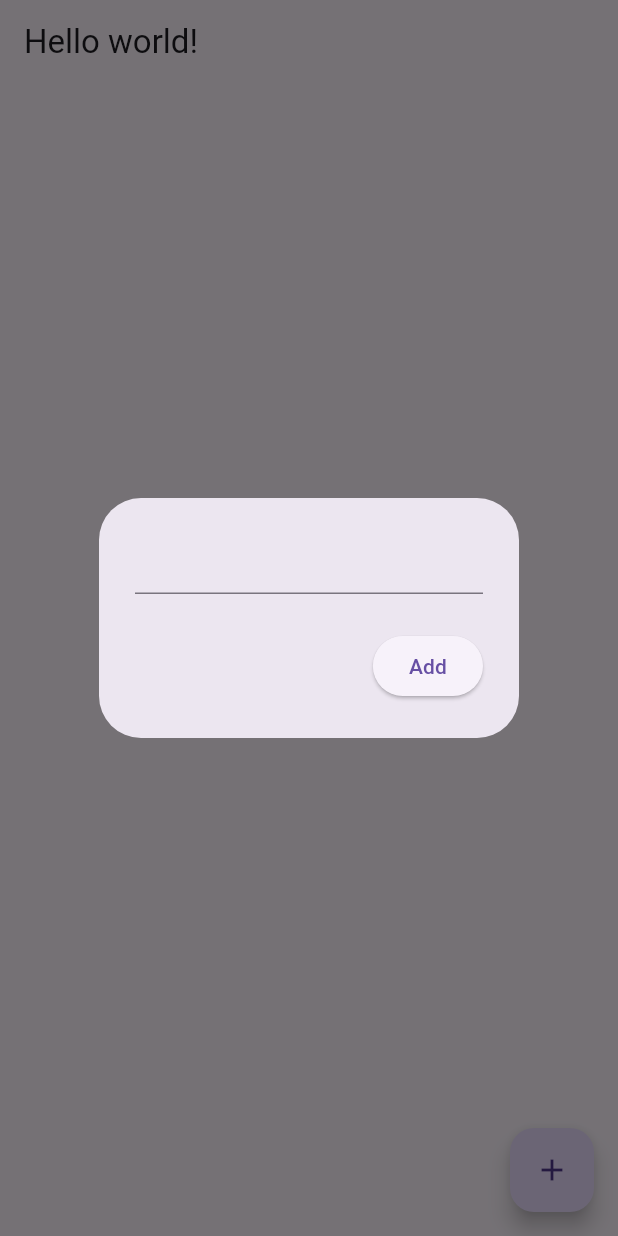
After one commit to MRX710/notesApp, a Flutter app: the screen it shows after launch, after a tap on the "add" icon, on a phone screen of 412 x 824 dp. The commit adds this screen. Run offline on Flutter 3.47's test engine with Material 3 defaults, Android fonts, the phone set to English and light mode, and no system bars; our stand-ins replace cloud_firestore, firebase_auth, firebase_core, google_sign_in; accounts and stored records are empty; Roboto replaces fonts that are missing (Raleway).

Commit message:
themes and firecloud

```diff
--- /dev/null
+++ b/devtools_options.yaml
@@ -0,0 +1 @@
+extensions:
--- /dev/null
+++ b/lib/entities/note/note.dart
@@ -0,0 +1,13 @@
+class Note {
+  int? id;
+  String head;
+  String body;
+  String author;
+  bool fav;
+
+  Note({this.id, required this.head, required this.body, required this.author, this.fav = false});
+
+  // void addNote() {
+  //
+  // }
+}
--- a/lib/main.dart
+++ b/lib/main.dart
@@ -1,25 +1,40 @@
 import 'package:flutter/material.dart';
-import './myHomePage.dart';
-import './login.dart';
+import 'package:provider/provider.dart';
+import 'theme/themeSwitcher.dart';
+import 'pages/notesPage.dart';
+import 'package:firebase_core/firebase_core.dart';
+import 'firebase_options.dart';
 
-void main() {
+void main() async {
+  WidgetsFlutterBinding.ensureInitialized();
+  await Firebase.initializeApp(options: DefaultFirebaseOptions.currentPlatform);
   runApp(const MyApp());
 }
 
 class MyApp extends StatelessWidget {
   const MyApp({super.key});
 
-  // This widget is the root of your application.
   @override
   Widget build(BuildContext context) {
-    return MaterialApp(
-      title: 'Flutter Demo',
-      theme: ThemeData(
-        primarySwatch: Colors.purple,
-        visualDensity: VisualDensity.adaptivePlatformDensity,
-        // useMaterial3: true,
-      ),
-      home: LoginPage(),
+    return MultiProvider(
+      providers: [
+        ChangeNotifierProvider(create: (_) => ThemeChanger(lightTheme)),
+      ],
+      child: AppWithTheme(),
     );
   }
 }
+
+class AppWithTheme extends StatelessWidget {
+  const AppWithTheme({super.key});
+
+  @override
+  Widget build(BuildContext context) {
+    final theme = Provider.of<ThemeChanger>(context);
+    return MaterialApp(
+      title: 'Notes',
+      theme: theme.getTheme,
+      home: const NotesPage(),
+    );
+  }
+}
--- /dev/null
+++ b/lib/pages/notesPage.dart
@@ -0,0 +1,116 @@
+import 'package:cloud_firestore/cloud_firestore.dart';
+import 'package:flutter/material.dart';
+import 'package:notes/services/firestore.dart';
+import '../textInputWidget.dart';
+import '../entities/note/note.dart';
+import '../entities/note/notesList.dart';
+
+
+Note mockNote = Note(
+    head: 'head',
+    body: 'body',
+    author: 'author'
+);
+
+class NotesPage extends StatefulWidget {
+
+  const NotesPage({super.key});
+
+  @override
+  State<NotesPage> createState() => _NotesPageState();
+}
+
+class _NotesPageState extends State<NotesPage> {
+  List<Note> notes = [];
+
+  final FirestoreService firestoreService = FirestoreService();
+
+  // void newNote(String text) {
+  //   setState(() {
+  //     notes.add(Note(head: text, body: text, author: text));
+  //   });
+  // }
+  //
+  // void editNote(String text) {
+  //   setState(() {
+  //     notes.add(Note(head: text, body: text, author: text));
+  //   });
+  // }
+
+  // text controller
+  final TextEditingController textController = TextEditingController();
+
+  void openNotebox({String? docID}){
+    showDialog(context: context, builder: (context) => AlertDialog(
+      content: TextField(
+        controller: textController,
+      ),
+      actions: [
+        // button to save
+        ElevatedButton(
+            onPressed: (){
+              if (docID != null){
+                firestoreService.updateNote(docID, textController.text);
+              }
+              else {
+                firestoreService.addNote(textController.text);
+              }
+              textController.clear();
+            },
+            child: Text("Add")
+        )
+      ]
+    ), );
+  }
+
+  @override
+  Widget build(BuildContext context) {
+    // CollectionReference notes = FirebaseFirestore.instance.colle
+
+    return Scaffold(
+        appBar: AppBar(title: const Text('Hello world!')),
+        body:
+        // Column(children: <Widget>[
+          // Expanded(child: NoteList(notes)),
+          // TextInputWidget(),
+          StreamBuilder<QuerySnapshot>(
+            stream: firestoreService.getNotesStream(),
+            builder: (BuildContext context, AsyncSnapshot<QuerySnapshot<Object?>> snapshot) {
+              if (snapshot.hasData){
+                List notesList = snapshot.data!.docs;
+                // display as a list
+                return ListView.builder(
+                    itemCount: notesList.length,
+                    itemBuilder: (context, index){
+                      // get each doc
+                      DocumentSnapshot document = notesList[index];
+                      String docID = document.id;
+
+                      // get note from each doc
+                      Map<String, dynamic> data = document.data() as Map<String, dynamic>;
+                      String body = data['body'] as String;
+
+                      // display
+                      return ListTile(
+                        title: Text(body),
+                        trailing: IconButton(
+                          onPressed: () => {openNotebox(docID: docID)},
+                          icon: const Icon(Icons.settings),
+                        ),
+                      );
+                  }
+                );
+              }
+
+              return const Text('No notes...');
+            },
+          )
+        // ])
+        ,
+        floatingActionButton: FloatingActionButton(
+          onPressed: openNotebox,
+          child: const Icon(Icons.add),
+        ),
+    );
+  }
+}
--- a/lib/postList.dart
+++ b/lib/postList.dart
@@ -43,7 +43,9 @@ class _PostListState extends State<PostList> {
                   IconButton(
                       icon: const Icon(Icons.thumb_up),
                       onPressed: () => like(post.likePost),
-                      color: post.userLiked ? Colors.green : Colors.black)
+                      color: Theme.of(context).primaryColor
+                      // color: post.userLiked ? Colors.green : Colors.black
+                      )
                 ],
               )
             ],
--- /dev/null
+++ b/lib/services/firestore.dart
@@ -0,0 +1,40 @@
+import 'package:cloud_firestore/cloud_firestore.dart';
+
+import '../entities/note/note.dart';
+
+class FirestoreService {
+  // get collections  of notes
+  final CollectionReference notes = FirebaseFirestore.instance.collection('notes');
+
+  // create
+  Future<void> addNote(String note){
+    return notes.add({
+      // 'id': note?.id,
+      // 'head': note.head,
+      'body': note,
+      'timestamp': Timestamp.now()
+      // 'author': note.author
+    });
+  }
+
+  Future<void> updateNote(String docID, String note){
+    return notes.doc(docID).update({
+      // 'id': note?.id,
+      // 'head': note.head,
+      'body': note,
+      'timestamp': Timestamp.now()
+      // 'author': note.author
+    });
+  }
+
+
+
+  // read
+  Stream<QuerySnapshot> getNotesStream(){
+    final notesStream = notes.orderBy('timestamp', descending: false).snapshots();
+    return notesStream;
+  }
+
+
+
+}
--- /dev/null
+++ b/lib/theme/themeSwitcher.dart
@@ -0,0 +1,23 @@
+import 'package:flutter/material.dart';
+
+var darkTheme = ThemeData.dark();
+var lightTheme = ThemeData(
+  fontFamily: 'Raleway',
+  primaryColor: Colors.blue, // Colors.purple
+  brightness: Brightness.light,
+  backgroundColor: Colors.blue,
+
+  visualDensity: VisualDensity.adaptivePlatformDensity,
+  useMaterial3: true,
+);
+
+class ThemeChanger extends ChangeNotifier {
+  ThemeData _themeData;
+  ThemeChanger(this._themeData);
+
+  get getTheme => _themeData;
+  void setTheme(ThemeData theme) {
+    _themeData = theme;
+    notifyListeners();
+  }
+}
--- a/pubspec.yaml
+++ b/pubspec.yaml
@@ -38,6 +38,8 @@ dependencies:
   # Use with the CupertinoIcons class for iOS style icons.
   cupertino_icons: ^1.0.2
   google_sign_in: ^6.1.6
+  provider: ^6.1.1
+  cloud_firestore: ^4.13.3
 
 dev_dependencies:
   flutter_test:
```
Also changed, not shown: lib/entities/note/notesList.dart (added, +55 -0 lines), pubspec.lock, 4 other files.
